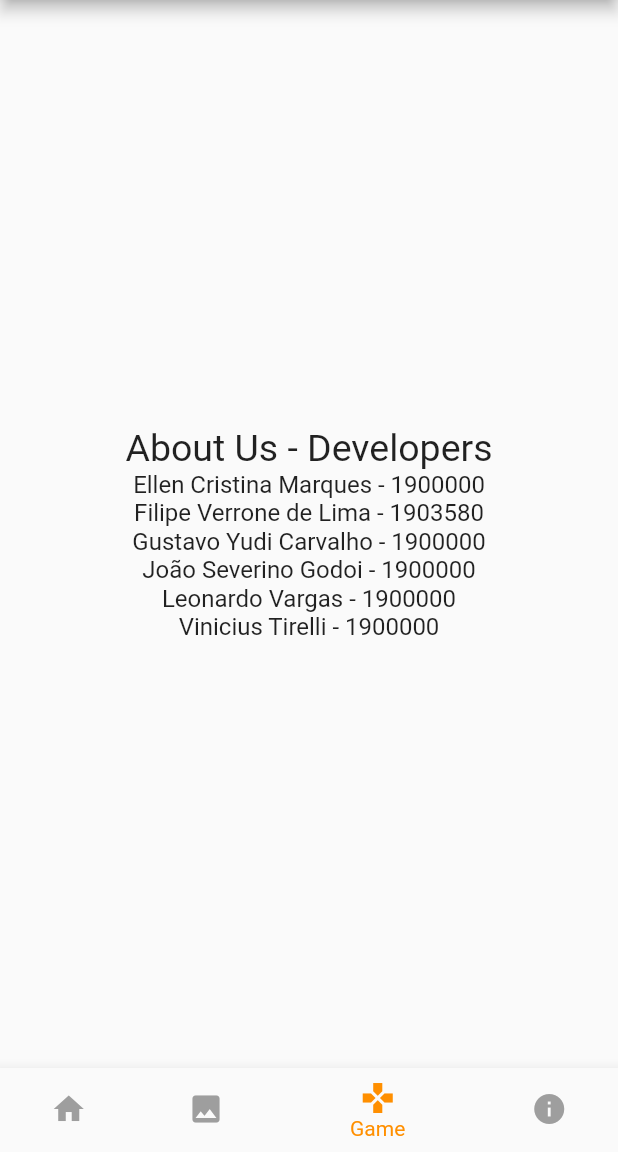
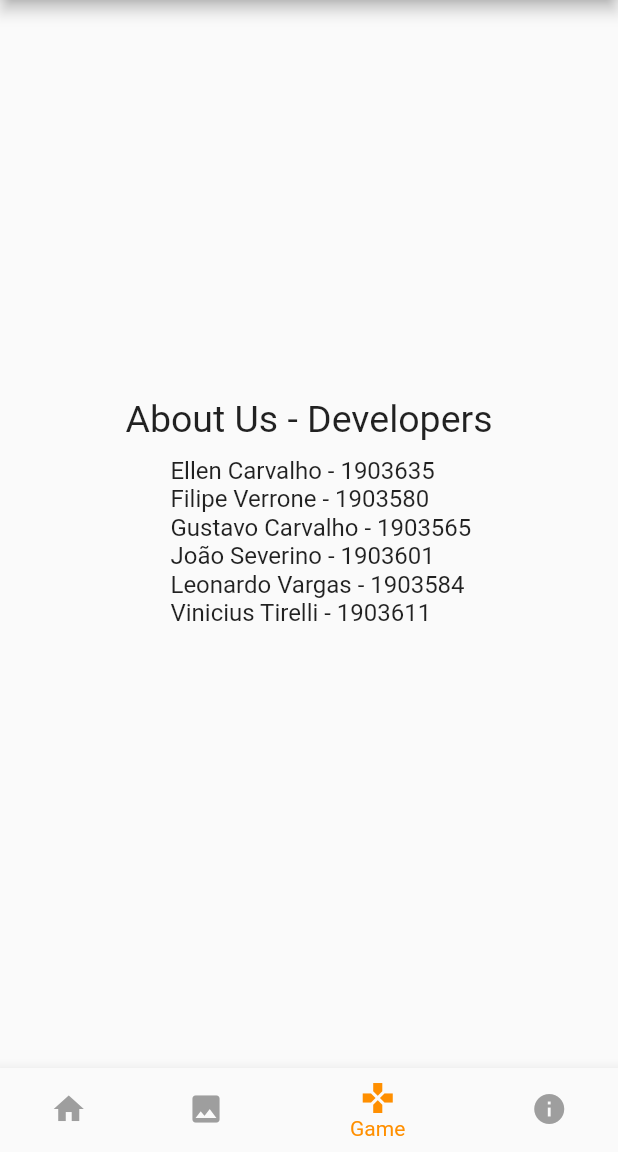
Before and after one commit to ipojucaturianos/dev-mobile-ec4-ac3, a Flutter app: the screen it shows after launch, item 3 of the bottom bar chosen, on a phone screen of 412 x 824 dp, the part 84-1236 px from its top. Run offline on Flutter 3.47's test engine with Material 2 defaults, Android fonts, the phone set to English and light mode, and no system bars; network calls fail.

Commit message:
Corrected developers name on about us page

```diff
--- a/lib/about_us.dart
+++ b/lib/about_us.dart
@@ -2,14 +2,14 @@ import 'package:flutter/material.dart';
 
 class AboutUs extends StatelessWidget {
   AboutUs({Key? key}) : super(key: key);
-  final developers = [
-    'Ellen Cristina Marques - 1900000',
-    'Filipe Verrone de Lima - 1903580',
-    'Gustavo Yudi Carvalho - 1900000',
-    'João Severino Godoi - 1900000',
-    'Leonardo Vargas - 1900000',
-    'Vinicius Tirelli - 1900000',
-  ];
+  final developers = '''
+    Ellen Carvalho - 1903635
+    Filipe Verrone - 1903580
+    Gustavo Carvalho - 1903565
+    João Severino - 1903601
+    Leonardo Vargas - 1903584
+    Vinicius Tirelli - 1903611
+  ''';
 
   @override
   Widget build(BuildContext context) {
@@ -18,7 +18,7 @@ class AboutUs extends StatelessWidget {
           mainAxisAlignment: MainAxisAlignment.center,
           children: [
             Text('About Us - Developers', style: TextStyle(fontSize: 25),),
-            for (var i = 0; i < developers.length; i++) Text(developers[i], style: TextStyle(fontSize: 16),),
+            Padding(padding: EdgeInsets.all(10), child: Text(developers, style: TextStyle(fontSize: 16),)),
           ]
       ),
     );
```
Also changed, not shown: 1 other file.
